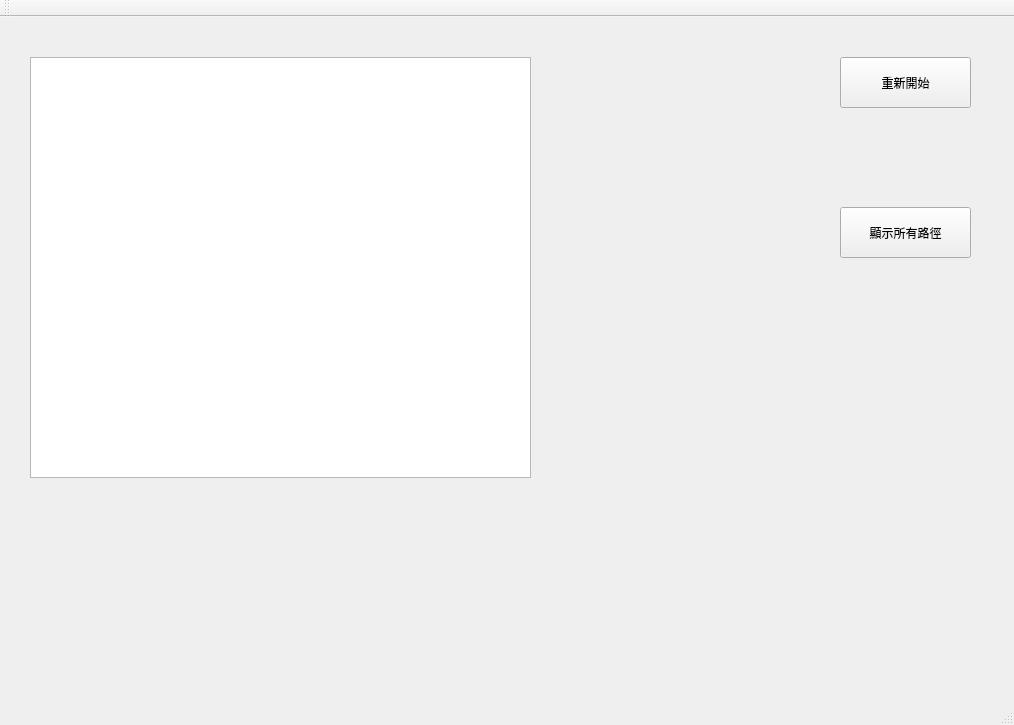
Above: mainwindow.ui from yuchun1214/ChineseChess before the change. Below: the same form after it.
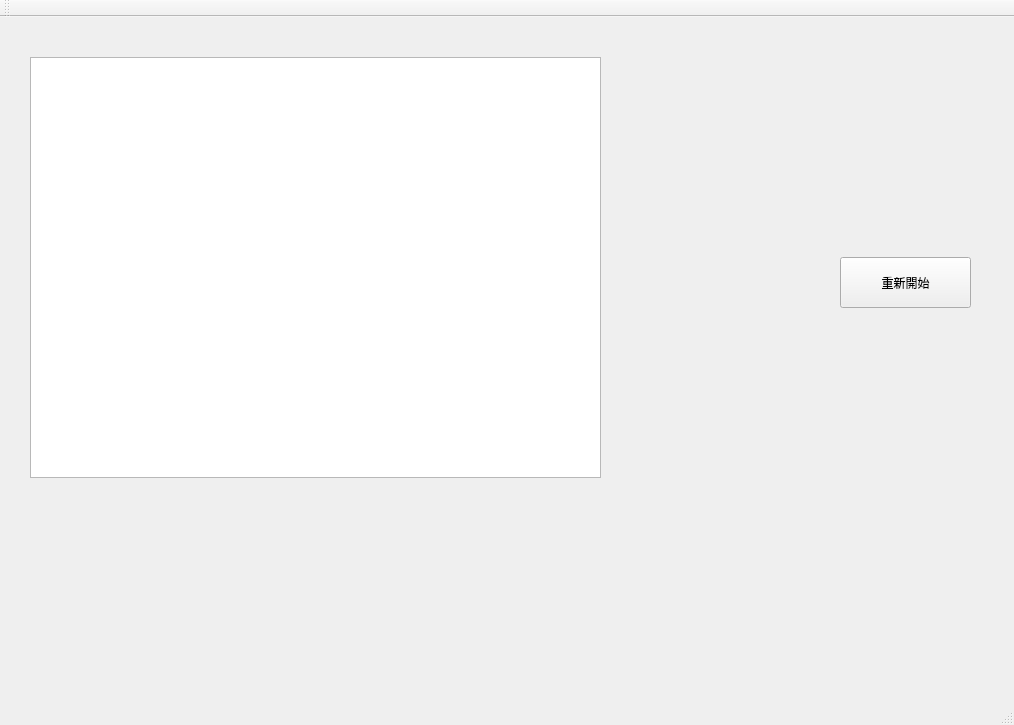
That is the form after the change.

Patch:
```diff
--- a/mainwindow.ui
+++ b/mainwindow.ui
@@ -19,7 +19,7 @@
      <rect>
       <x>30</x>
       <y>40</y>
-      <width>501</width>
+      <width>571</width>
       <height>421</height>
      </rect>
     </property>
@@ -28,7 +28,7 @@
     <property name="geometry">
      <rect>
       <x>840</x>
-      <y>40</y>
+      <y>240</y>
       <width>131</width>
       <height>51</height>
      </rect>
@@ -37,19 +37,6 @@
      <string>重新開始</string>
     </property>
    </widget>
-   <widget class="QPushButton" name="pushButton">
-    <property name="geometry">
-     <rect>
-      <x>840</x>
-      <y>190</y>
-      <width>131</width>
-      <height>51</height>
-     </rect>
-    </property>
-    <property name="text">
-     <string>顯示所有路徑</string>
-    </property>
-   </widget>
   </widget>
   <widget class="QMenuBar" name="menuBar">
    <property name="geometry">
```
